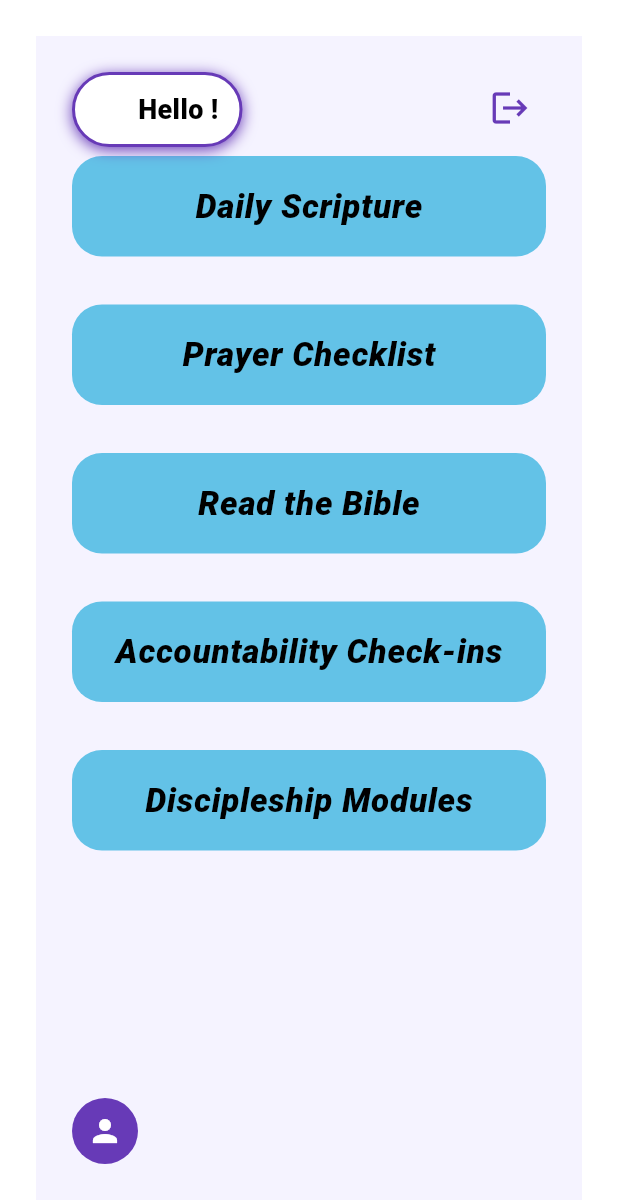
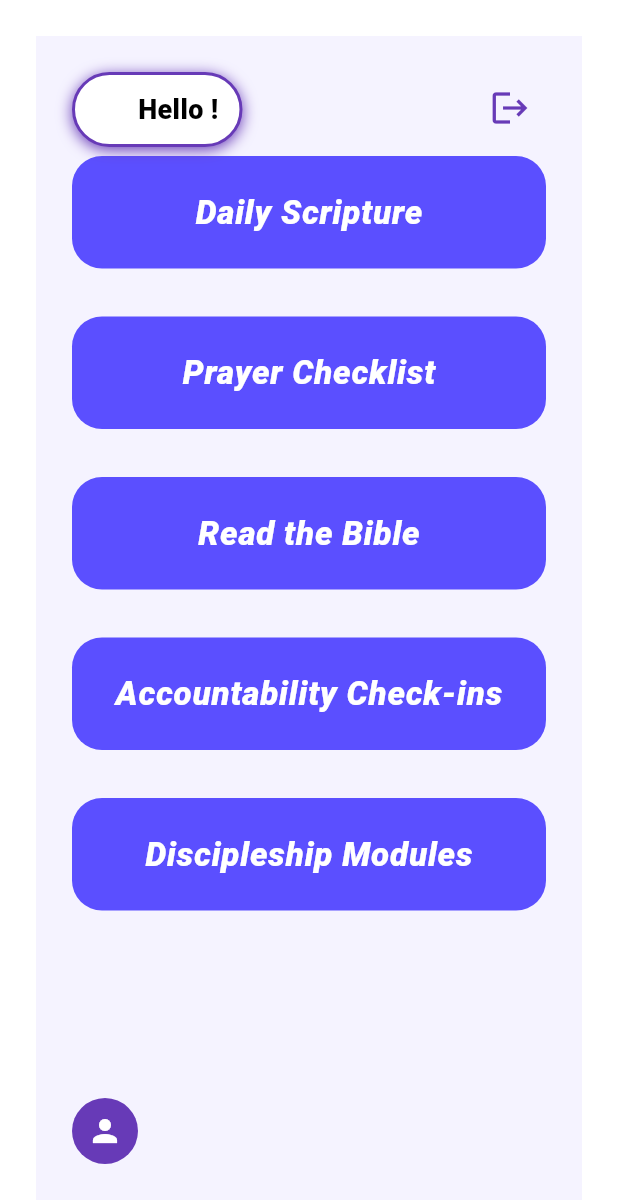
Before and after one commit to dataNerd65/TTIApp, a Flutter app: the screen it shows once a user with an empty profile is signed in, on a phone screen of 412 x 824 dp. Shown: the top 1203 px of the screen. Run offline on Flutter 3.47's test engine with Material 3 defaults, Android fonts, the phone set to English and light mode, and no system bars; our stand-ins replace cloud_firestore, firebase_auth, firebase_core, flutter_svg, google_sign_in; accounts and stored records are empty.

Commit message:
Button styling

```diff
--- a/lib/widgets/universal_button.dart
+++ b/lib/widgets/universal_button.dart
@@ -7,7 +7,7 @@ class UniversalButton extends StatelessWidget {
     required this.textStyle,
     this.onPressed,
     this.width = 280,
-    this.color = const Color(0xFF63C2E7), // light‑blue from screenshot
+    this.color = const Color(0xFF5B4FFF), // light‑blue from screenshot
   });
 
   final String text;
@@ -23,15 +23,21 @@ class UniversalButton extends StatelessWidget {
       child: ElevatedButton(
         style: ElevatedButton.styleFrom(
           backgroundColor: color,
-          foregroundColor: const Color.fromARGB(255, 0, 0, 0),
-          padding: const EdgeInsets.symmetric(vertical: 18),
+          foregroundColor: const Color.fromARGB(255, 255, 255, 255),
+          padding: const EdgeInsets.symmetric(vertical: 22),
           shape: RoundedRectangleBorder(
             borderRadius: BorderRadius.circular(20),
           ),
           elevation: 0,
         ),
         onPressed: onPressed ?? () {},
-        child: Text(text, style: textStyle),
+        child: Text(
+          text,
+          style: textStyle,
+          maxLines: 2,
+          overflow: TextOverflow.ellipsis,
+          softWrap: true,
+        ),
       ),
     );
   }
```
